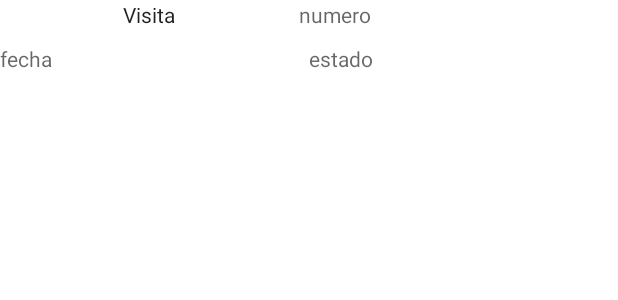
After one commit to chimiri-we/AppTrabajo, an Android app: the layout item_visitas.xml on its own in the app's theme, with its tools: preview values and no code run, on a phone screen of 412 x 824 dp. The commit adds this screen. Shown: the top 300 px of the screen. Run offline under Robolectric (Android 15) with nearby library versions, the phone set to English and light mode, and no system bars; network calls fail.

```diff
--- a/app/src/main/java/com/example/apptrabajo/PerfilEmpleado.java
+++ /dev/null
@@ -1,5 +0,0 @@
-package com.example.apptrabajo;
-
-public interface PerfilEmpleado {
-    void onActivityResult();
-}
--- a/app/src/main/java/com/example/apptrabajo/adaptadores/ClientesAdapter.java
+++ b/app/src/main/java/com/example/apptrabajo/adaptadores/ClientesAdapter.java
@@ -13,8 +13,7 @@ import com.example.apptrabajo.entidades.Clientes;
 import java.util.ArrayList;
 import java.util.List;
 
-public class
-ClientesAdapter extends ArrayAdapter<Clientes> {
+public class ClientesAdapter extends ArrayAdapter<Clientes> {
 
     ArrayList<Clientes> listaClientes;
     ArrayList<Clientes> nuevaListaCliente;
--- a/app/src/main/java/com/example/apptrabajo/ui/home/HomeFragment.java
+++ b/app/src/main/java/com/example/apptrabajo/ui/home/HomeFragment.java
@@ -188,8 +188,10 @@ ImageView btn;
                 bdLocal = new BaseDatosApp(requireContext().getApplicationContext());
                 SQLiteDatabase db = bdLocal.getReadableDatabase();
                 if(db!= null) {
-                    Toast.makeText(getContext(), "Datos guardados", Toast.LENGTH_SHORT).show();
-
+                  //  Toast.makeText(getContext(), "Datos guardados", Toast.LENGTH_SHORT).show();
+                    progress=new ProgressDialog(getContext());
+                    progress.setMessage("Datos Guardados");
+                    progress.show();
                 } else {
                     Toast.makeText(getContext(), "Tienes un problema" +
                             " "+response, Toast.LENGTH_SHORT).show();
--- /dev/null
+++ b/app/src/main/res/drawable/ic_terminar.xml
@@ -0,0 +1,5 @@
+<vector android:height="24dp" android:tint="#0A0A0A"
+    android:viewportHeight="24" android:viewportWidth="24"
+    android:width="24dp" xmlns:android="http://schemas.android.com/apk/res/android">
+    <path android:fillColor="@android:color/white" android:pathData="M10.09,15.59L11.5,17l5,-5 -5,-5 -1.41,1.41L12.67,11H3v2h9.67l-2.58,2.59zM19,3H5c-1.11,0 -2,0.9 -2,2v4h2V5h14v14H5v-4H3v4c0,1.1 0.89,2 2,2h14c1.1,0 2,-0.9 2,-2V5c0,-1.1 -0.9,-2 -2,-2z"/>
+</vector>
--- a/app/src/main/res/layout/fragment_lista_nueva.xml
+++ b/app/src/main/res/layout/fragment_visitas.xml
@@ -5,7 +5,7 @@
     android:layout_width="match_parent"
     android:layout_height="match_parent"
     android:orientation="vertical"
-    tools:context=".main.PageViewModel">
+    tools:context=".main.VisitasFragment">
 
     <ListView
         android:id="@+id/nuevalistaCliente"
--- /dev/null
+++ b/app/src/main/res/layout/item_visitas.xml
@@ -0,0 +1,63 @@
+<?xml version="1.0" encoding="utf-8"?>
+<LinearLayout
+    xmlns:android="http://schemas.android.com/apk/res/android"
+    xmlns:app="http://schemas.android.com/apk/res-auto"
+    xmlns:tools="http://schemas.android.com/tools"
+    tools:context=".main.VisitasFragment"
+    android:layout_width="match_parent"
+    android:layout_height="wrap_content"
+    android:gravity="center"
+    app:cardCornerRadius="@dimen/loginCardRadius"
+    android:orientation="vertical">
+
+    <LinearLayout
+        android:layout_width="match_parent"
+        android:layout_height="match_parent"
+        android:orientation="horizontal">
+
+        <TextView
+            android:id="@+id/textView9"
+            android:layout_width="wrap_content"
+            android:layout_height="wrap_content"
+            android:layout_weight="1"
+            android:gravity="center"
+
+            android:text="Visita" />
+
+        <TextView
+            android:id="@+id/id_visita"
+            android:layout_width="wrap_content"
+            android:layout_height="wrap_content"
+            android:layout_weight="1"
+            android:gravity="center|left"
+            android:hint="numero" />
+    </LinearLayout>
+
+    <LinearLayout
+        android:layout_width="match_parent"
+        android:layout_height="wrap_content"
+        android:layout_marginTop="10dp"
+        android:layout_marginBottom="10dp"
+        android:orientation="horizontal"
+        android:weightSum="2">
+
+
+        <TextView
+            android:id="@+id/tv_fecha_visita"
+            android:layout_width="match_parent"
+            android:layout_height="wrap_content"
+            android:layout_weight="1"
+            android:hint="fecha" />
+
+
+        <TextView
+            android:id="@+id/tv_estado"
+            android:layout_width="match_parent"
+            android:layout_height="wrap_content"
+            android:layout_weight="1"
+            android:hint="estado" />
+
+
+    </LinearLayout>
+
+</LinearLayout>
--- a/app/src/main/res/menu/menu_detalle.xml
+++ b/app/src/main/res/menu/menu_detalle.xml
@@ -13,10 +13,10 @@
         app:showAsAction="ifRoom|withText" />
 
     <item
-        android:id="@+id/action_delete"
+        android:id="@+id/action_terminar"
         android:orderInCategory="2"
         android:iconTint="@color/black"
-        android:icon="@drawable/ic_alert_circle"
+        android:icon="@drawable/ic_terminar"
         app:showAsAction="ifRoom"
         android:title="borrar" />
 </menu>
```
Also changed, not shown: app/src/main/java/com/example/apptrabajo/VistasActivity.java (+2 -8 lines), app/src/main/java/com/example/apptrabajo/adaptadores/VisitasAdapter.java (added, +66 -0 lines), app/src/main/java/com/example/apptrabajo/api/Consultas.java (+7 -9 lines), app/src/main/java/com/example/apptrabajo/datos/BaseDatosApp.java (+25 -13 lines), app/src/main/java/com/example/apptrabajo/entidades/Venta.java (+4 -8 lines), app/src/main/java/com/example/apptrabajo/entidades/Visitas.java (added, +72 -0 lines), app/src/main/java/com/example/apptrabajo/main/PageViewModel.java (deleted, +0 -28 lines), app/src/main/java/com/example/apptrabajo/main/VisitasFragment.java (added, +73 -0 lines), app/src/main/java/com/example/apptrabajo/ui/home/DetalleCliente.java (+31 -4 lines), app/src/main/java/com/example/apptrabajo/ui/slideshow/SlideshowFragment.java (+3 -8 lines), app/src/main/res/layout/fragment_registro_cliente.xml (+18 -1 lines).
